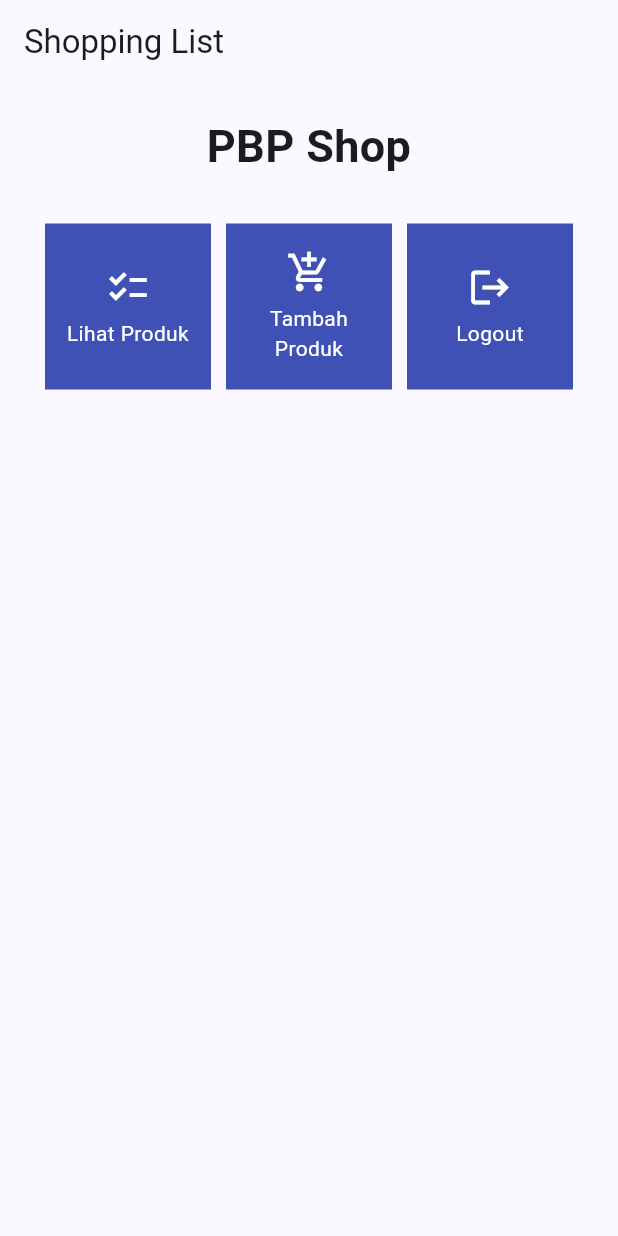
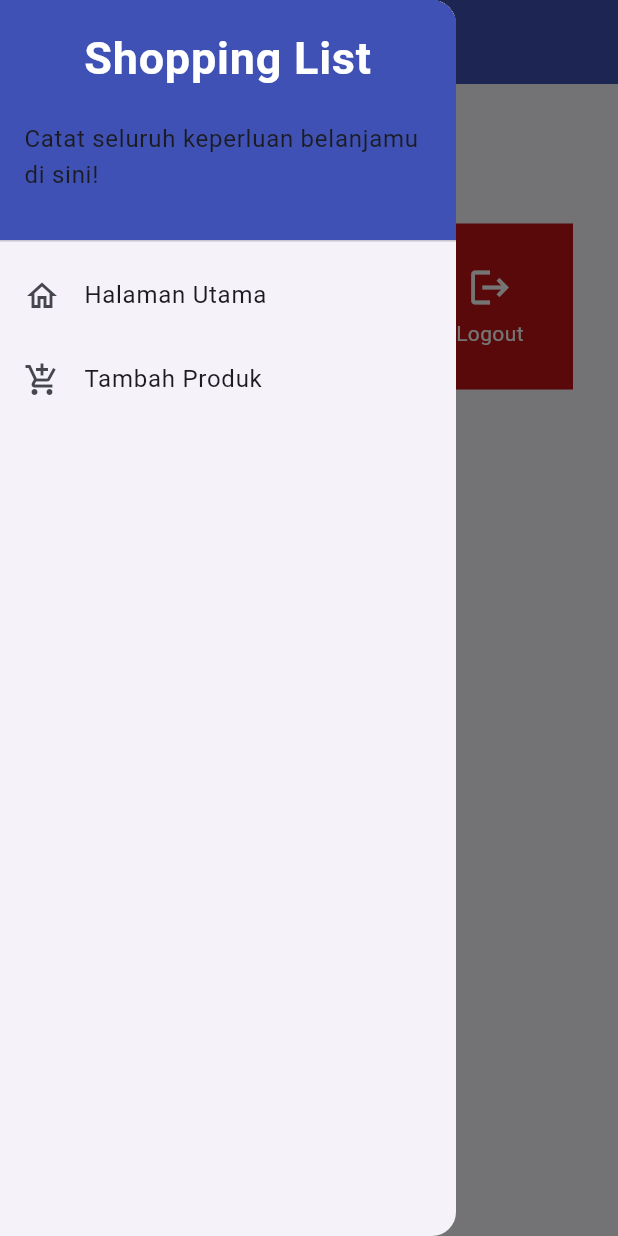
Before and after one commit to yodh4/shopping-list-mobile, a Flutter app: the screen it shows after launch, with the side drawer open (before the commit the screen has no drawer), on a phone screen of 412 x 824 dp. Run offline on Flutter 3.47's test engine with Material 2 defaults, Android fonts, the phone set to English and light mode, and no system bars.

Commit message:
Tinggal refactor

```diff
--- a/lib/menu.dart
+++ b/lib/menu.dart
@@ -1,22 +1,26 @@
 import 'package:flutter/material.dart';
+import 'package:shopping_list/shoplist_form.dart';
+import 'package:shopping_list/widgets/left_drawer.dart';
 
 class MyHomePage extends StatelessWidget {
     MyHomePage({Key? key}) : super(key: key);
 
     final List<ShopItem> items = [
-    ShopItem("Lihat Produk", Icons.checklist),
-    ShopItem("Tambah Produk", Icons.add_shopping_cart),
-    ShopItem("Logout", Icons.logout),
+    ShopItem("Lihat Produk", Icons.checklist, Colors.amber),
+    ShopItem("Tambah Produk", Icons.add_shopping_cart, const Color.fromARGB(255, 108, 174, 228)),
+    ShopItem("Logout", Icons.logout, const Color.fromARGB(255, 194, 20, 20)),
     ];
 
     @override
     Widget build(BuildContext context) {
         return Scaffold(
       appBar: AppBar(
+        backgroundColor: Colors.indigo,
         title: const Text(
           'Shopping List',
         ),
       ),
+      drawer: const LeftDrawer(),
       body: SingleChildScrollView(
         // Widget wrapper yang dapat discroll
         child: Padding(
@@ -61,8 +65,9 @@ class MyHomePage extends StatelessWidget {
 class ShopItem {
   final String name;
   final IconData icon;
+  final Color? color;
 
-  ShopItem(this.name, this.icon);
+  ShopItem(this.name, this.icon, this.color);
 }
 
 class ShopCard extends StatelessWidget {
@@ -73,16 +78,25 @@ class ShopCard extends StatelessWidget {
   @override
   Widget build(BuildContext context) {
     return Material(
-      color: Colors.indigo,
+      color: item.color,
       child: InkWell(
         // Area responsive terhadap sentuhan
         onTap: () {
           // Memunculkan SnackBar ketika diklik
-          ScaffoldMessenger.of(context)
-            ..hideCurrentSnackBar()
-            ..showSnackBar(SnackBar(
-                content: Text("Kamu telah menekan tombol ${item.name}!")));
-        },
+    ScaffoldMessenger.of(context)
+      ..hideCurrentSnackBar()
+      ..showSnackBar(SnackBar(
+          content: Text("Kamu telah menekan tombol ${item.name}!")));
+
+    // Navigate ke route yang sesuai (tergantung jenis tombol)
+    if (item.name == "Tambah Produk") {
+      // TODO: Gunakan Navigator.push untuk melakukan navigasi ke MaterialPageRoute yang mencakup ShopFormPage.
+      Navigator.push(
+        context,
+        MaterialPageRoute(builder: (context) => const ShopFormPage(),));
+    }
+
+  },
         child: Container(
           // Container untuk menyimpan Icon dan Text
           padding: const EdgeInsets.all(8),
--- /dev/null
+++ b/lib/widgets/left_drawer.dart
@@ -0,0 +1,66 @@
+import 'package:flutter/material.dart';
+import 'package:shopping_list/menu.dart';
+import 'package:shopping_list/shoplist_form.dart';
+
+class LeftDrawer extends StatelessWidget {
+  const LeftDrawer({super.key});
+
+  @override
+  Widget build(BuildContext context) {
+    return Drawer(
+      child: ListView(
+        children: [
+          const DrawerHeader(
+  decoration: BoxDecoration(
+    color: Colors.indigo,
+  ),
+  child: Column(
+    children: [
+      Text(
+        'Shopping List',
+        textAlign: TextAlign.center,
+        style: TextStyle(
+          fontSize: 30,
+          fontWeight: FontWeight.bold,
+          color: Colors.white,
+        ),
+      ),
+      Padding(padding: EdgeInsets.all(10)),
+      Text("Catat seluruh keperluan belanjamu di sini!",
+          // TODO: Tambahkan gaya teks dengan center alignment, font ukuran 15, warna putih, dan weight biasa
+          ),
+    ],
+  ),
+),
+          ListTile(
+  leading: const Icon(Icons.home_outlined),
+  title: const Text('Halaman Utama'),
+  // Bagian redirection ke MyHomePage
+  onTap: () {
+    Navigator.pushReplacement(
+        context,
+        MaterialPageRoute(
+          builder: (context) => MyHomePage(),
+        ));
+  },
+),
+ListTile(
+  leading: const Icon(Icons.add_shopping_cart),
+  title: const Text('Tambah Produk'),
+  // Bagian redirection ke ShopFormPage
+  onTap: () {
+    /*
+    TODO: Buatlah routing ke ShopFormPage di sini,
+    setelah halaman ShopFormPage sudah dibuat.
+    */
+    Navigator.push(
+        context,
+        MaterialPageRoute(builder: (context) => const ShopFormPage(),));
+  },
+),
+
+        ],
+      ),
+    );
+  }
+}
```
Also changed, not shown: lib/shoplist_form.dart (added, +163 -0 lines).
